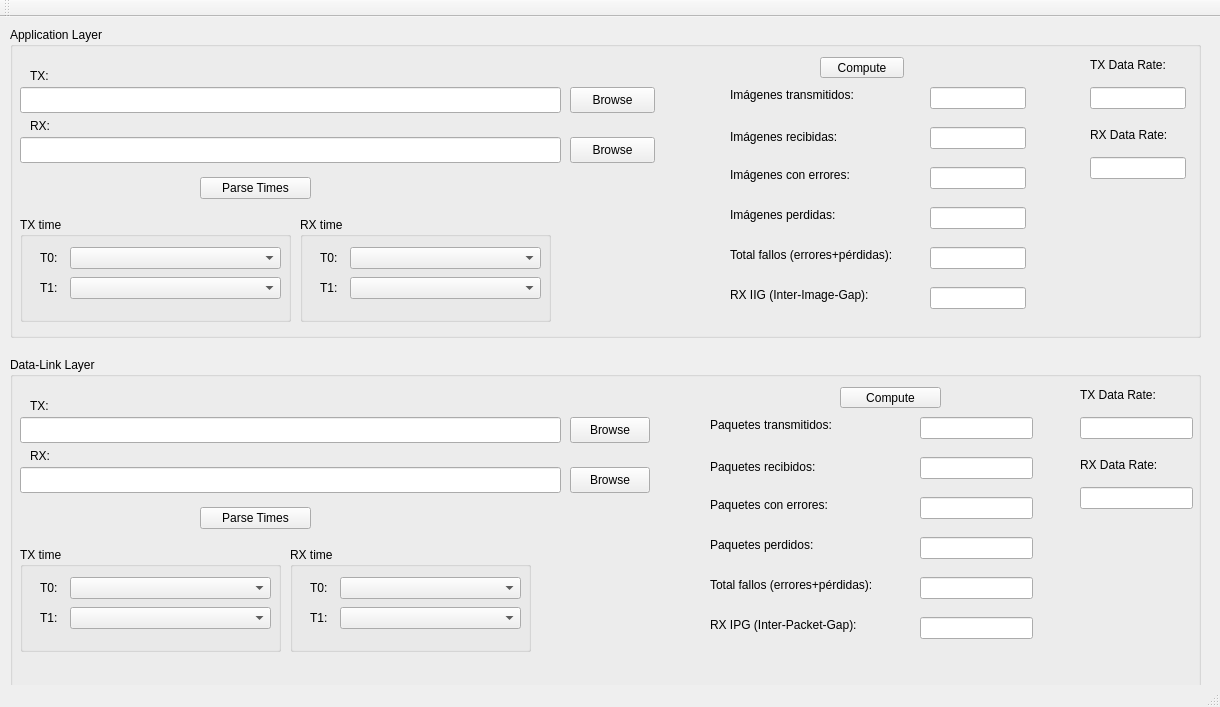
First picture: the form in mainwindow.ui, repository dcentelles/comms_log_parser, before the edit.
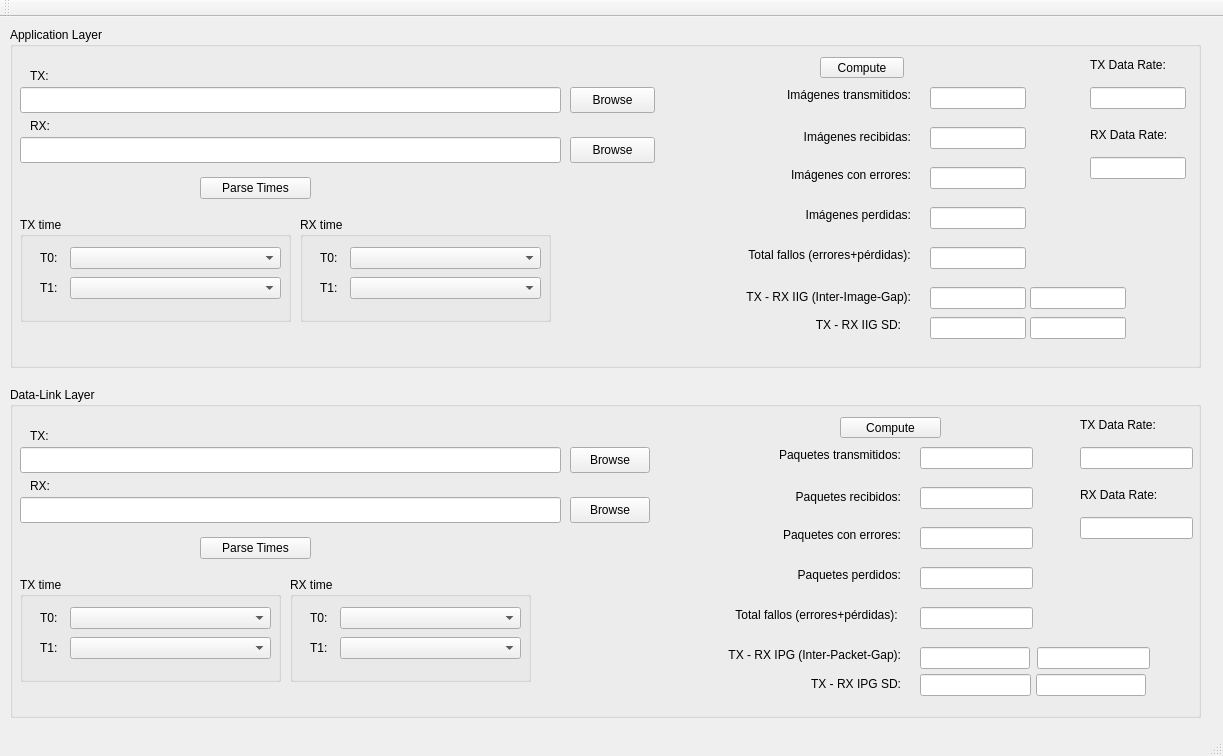
Second picture: the form after the edit.

The edit to the form file:
```diff
--- a/mainwindow.ui
+++ b/mainwindow.ui
@@ -6,8 +6,8 @@
    <rect>
     <x>0</x>
     <y>0</y>
-    <width>1220</width>
-    <height>707</height>
+    <width>1223</width>
+    <height>756</height>
    </rect>
   </property>
   <property name="windowTitle">
@@ -18,9 +18,9 @@
     <property name="geometry">
      <rect>
       <x>10</x>
-      <y>340</y>
+      <y>370</y>
       <width>1191</width>
-      <height>381</height>
+      <height>331</height>
      </rect>
     </property>
     <property name="title">
@@ -29,7 +29,7 @@
     <widget class="QLabel" name="label_20">
      <property name="geometry">
       <rect>
-       <x>700</x>
+       <x>680</x>
        <y>220</y>
        <width>211</width>
        <height>16</height>
@@ -38,6 +38,9 @@
      <property name="text">
       <string>Total fallos (errores+pérdidas): </string>
      </property>
+     <property name="alignment">
+      <set>Qt::AlignRight|Qt::AlignTrailing|Qt::AlignVCenter</set>
+     </property>
     </widget>
     <widget class="QPushButton" name="dl_parseTimesButton">
      <property name="geometry">
@@ -140,15 +143,18 @@
     <widget class="QLabel" name="label_22">
      <property name="geometry">
       <rect>
-       <x>700</x>
+       <x>710</x>
        <y>180</y>
-       <width>151</width>
+       <width>181</width>
        <height>16</height>
       </rect>
      </property>
      <property name="text">
       <string>Paquetes perdidos:</string>
      </property>
+     <property name="alignment">
+      <set>Qt::AlignRight|Qt::AlignTrailing|Qt::AlignVCenter</set>
+     </property>
     </widget>
     <widget class="QLineEdit" name="dl_rxFileLineEdit">
      <property name="geometry">
@@ -168,26 +174,32 @@
       <rect>
        <x>700</x>
        <y>60</y>
-       <width>151</width>
+       <width>191</width>
        <height>16</height>
       </rect>
      </property>
      <property name="text">
       <string>Paquetes transmitidos:</string>
      </property>
+     <property name="alignment">
+      <set>Qt::AlignRight|Qt::AlignTrailing|Qt::AlignVCenter</set>
+     </property>
     </widget>
     <widget class="QLabel" name="label_21">
      <property name="geometry">
       <rect>
-       <x>700</x>
+       <x>710</x>
        <y>100</y>
-       <width>151</width>
+       <width>181</width>
        <height>20</height>
       </rect>
      </property>
      <property name="text">
       <string>Paquetes recibidos:</string>
      </property>
+     <property name="alignment">
+      <set>Qt::AlignRight|Qt::AlignTrailing|Qt::AlignVCenter</set>
+     </property>
     </widget>
     <widget class="QLineEdit" name="dl_txFileLineEdit">
      <property name="geometry">
@@ -264,27 +276,33 @@
     <widget class="QLabel" name="label_19">
      <property name="geometry">
       <rect>
-       <x>700</x>
+       <x>710</x>
        <y>140</y>
-       <width>151</width>
+       <width>181</width>
        <height>16</height>
       </rect>
      </property>
      <property name="text">
       <string>Paquetes con errores:</string>
      </property>
+     <property name="alignment">
+      <set>Qt::AlignRight|Qt::AlignTrailing|Qt::AlignVCenter</set>
+     </property>
     </widget>
     <widget class="QLabel" name="label_13">
      <property name="geometry">
       <rect>
-       <x>700</x>
+       <x>710</x>
        <y>260</y>
        <width>181</width>
        <height>16</height>
       </rect>
      </property>
      <property name="text">
-      <string>RX IPG (Inter-Packet-Gap):</string>
+      <string>TX - RX IPG (Inter-Packet-Gap):</string>
+     </property>
+     <property name="alignment">
+      <set>Qt::AlignRight|Qt::AlignTrailing|Qt::AlignVCenter</set>
      </property>
     </widget>
     <widget class="QPushButton" name="dl_rxBrowseButton">
@@ -357,7 +375,7 @@
       <rect>
        <x>910</x>
        <y>260</y>
-       <width>113</width>
+       <width>110</width>
        <height>22</height>
       </rect>
      </property>
@@ -450,6 +468,61 @@
       <string>Compute</string>
      </property>
     </widget>
+    <widget class="QLabel" name="label_54">
+     <property name="geometry">
+      <rect>
+       <x>770</x>
+       <y>287</y>
+       <width>121</width>
+       <height>20</height>
+      </rect>
+     </property>
+     <property name="text">
+      <string>TX - RX IPG SD:</string>
+     </property>
+     <property name="alignment">
+      <set>Qt::AlignRight|Qt::AlignTrailing|Qt::AlignVCenter</set>
+     </property>
+    </widget>
+    <widget class="QLineEdit" name="dl_txGapSdLineEdit">
+     <property name="geometry">
+      <rect>
+       <x>910</x>
+       <y>287</y>
+       <width>111</width>
+       <height>22</height>
+      </rect>
+     </property>
+     <property name="readOnly">
+      <bool>true</bool>
+     </property>
+    </widget>
+    <widget class="QLineEdit" name="dl_rxGapLineEdit">
+     <property name="geometry">
+      <rect>
+       <x>1027</x>
+       <y>260</y>
+       <width>113</width>
+       <height>22</height>
+      </rect>
+     </property>
+     <property name="readOnly">
+      <bool>true</bool>
+     </property>
+    </widget>
+    <widget class="QLineEdit" name="dl_rxGapSdLineEdit">
+     <property name="geometry">
+      <rect>
+       <x>1026</x>
+       <y>287</y>
+       <width>110</width>
+       <height>22</height>
+      </rect>
+     </property>
+     <property name="readOnly">
+      <bool>true</bool>
+     </property>
+    </widget>
    </widget>
    <widget class="QGroupBox" name="groupBox_6">
     <property name="geometry">
@@ -457,7 +530,7 @@
       <x>10</x>
       <y>10</y>
       <width>1191</width>
-      <height>311</height>
+      <height>341</height>
      </rect>
     </property>
     <property name="title">
@@ -466,7 +539,7 @@
     <widget class="QLabel" name="label_37">
      <property name="geometry">
       <rect>
-       <x>720</x>
+       <x>710</x>
        <y>220</y>
        <width>194</width>
        <height>16</height>
@@ -475,6 +548,9 @@
      <property name="text">
       <string>Total fallos (errores+pérdidas): </string>
      </property>
+     <property name="alignment">
+      <set>Qt::AlignRight|Qt::AlignTrailing|Qt::AlignVCenter</set>
+     </property>
     </widget>
     <widget class="QPushButton" name="app_parseTimesButton">
      <property name="geometry">
@@ -579,13 +655,16 @@
       <rect>
        <x>720</x>
        <y>180</y>
-       <width>134</width>
+       <width>181</width>
        <height>16</height>
       </rect>
      </property>
      <property name="text">
       <string>Imágenes perdidas:</string>
      </property>
+     <property name="alignment">
+      <set>Qt::AlignRight|Qt::AlignTrailing|Qt::AlignVCenter</set>
+     </property>
     </widget>
     <widget class="QLineEdit" name="app_rxFileLineEdit">
      <property name="geometry">
@@ -605,26 +684,32 @@
       <rect>
        <x>720</x>
        <y>60</y>
-       <width>134</width>
+       <width>181</width>
        <height>16</height>
       </rect>
      </property>
      <property name="text">
       <string>Imágenes transmitidos:</string>
      </property>
+     <property name="alignment">
+      <set>Qt::AlignRight|Qt::AlignTrailing|Qt::AlignVCenter</set>
+     </property>
     </widget>
     <widget class="QLabel" name="label_44">
      <property name="geometry">
       <rect>
        <x>720</x>
        <y>100</y>
-       <width>134</width>
+       <width>181</width>
        <height>20</height>
       </rect>
      </property>
      <property name="text">
       <string>Imágenes recibidas:</string>
      </property>
+     <property name="alignment">
+      <set>Qt::AlignRight|Qt::AlignTrailing|Qt::AlignVCenter</set>
+     </property>
     </widget>
     <widget class="QLineEdit" name="app_txFileLineEdit">
      <property name="geometry">
@@ -703,25 +788,31 @@
       <rect>
        <x>720</x>
        <y>140</y>
-       <width>134</width>
+       <width>181</width>
        <height>16</height>
       </rect>
      </property>
      <property name="text">
       <string>Imágenes con errores:</string>
      </property>
+     <property name="alignment">
+      <set>Qt::AlignRight|Qt::AlignTrailing|Qt::AlignVCenter</set>
+     </property>
     </widget>
     <widget class="QLabel" name="label_48">
      <property name="geometry">
       <rect>
-       <x>720</x>
+       <x>690</x>
        <y>260</y>
-       <width>154</width>
-       <height>16</height>
+       <width>211</width>
+       <height>20</height>
       </rect>
      </property>
      <property name="text">
-      <string>RX IIG (Inter-Image-Gap):</string>
+      <string>TX - RX IIG (Inter-Image-Gap):</string>
+     </property>
+     <property name="alignment">
+      <set>Qt::AlignRight|Qt::AlignTrailing|Qt::AlignVCenter</set>
      </property>
     </widget>
     <widget class="QPushButton" name="app_rxBrowseButton">
@@ -887,6 +978,61 @@
       </rect>
      </property>
     </widget>
+    <widget class="QLabel" name="label_53">
+     <property name="geometry">
+      <rect>
+       <x>800</x>
+       <y>290</y>
+       <width>91</width>
+       <height>16</height>
+      </rect>
+     </property>
+     <property name="text">
+      <string>TX - RX IIG SD:</string>
+     </property>
+     <property name="alignment">
+      <set>Qt::AlignRight|Qt::AlignTrailing|Qt::AlignVCenter</set>
+     </property>
+    </widget>
+    <widget class="QLineEdit" name="app_txGapSdLineEdit">
+     <property name="geometry">
+      <rect>
+       <x>920</x>
+       <y>290</y>
+       <width>96</width>
+       <height>22</height>
+      </rect>
+     </property>
+     <property name="readOnly">
+      <bool>true</bool>
+     </property>
+    </widget>
+    <widget class="QLineEdit" name="app_rxGapLineEdit">
+     <property name="geometry">
+      <rect>
+       <x>1020</x>
+       <y>260</y>
+       <width>96</width>
+       <height>22</height>
+      </rect>
+     </property>
+     <property name="readOnly">
+      <bool>true</bool>
+     </property>
+    </widget>
+    <widget class="QLineEdit" name="app_rxGapSdLineEdit">
+     <property name="geometry">
+      <rect>
+       <x>1020</x>
+       <y>290</y>
+       <width>96</width>
+       <height>22</height>
+      </rect>
+     </property>
+     <property name="readOnly">
+      <bool>true</bool>
+     </property>
+    </widget>
    </widget>
    <zorder>groupBox_5</zorder>
    <zorder>groupBox_6</zorder>
```
Left out of the diff: 9 changed lines with no effect on the pictures.
